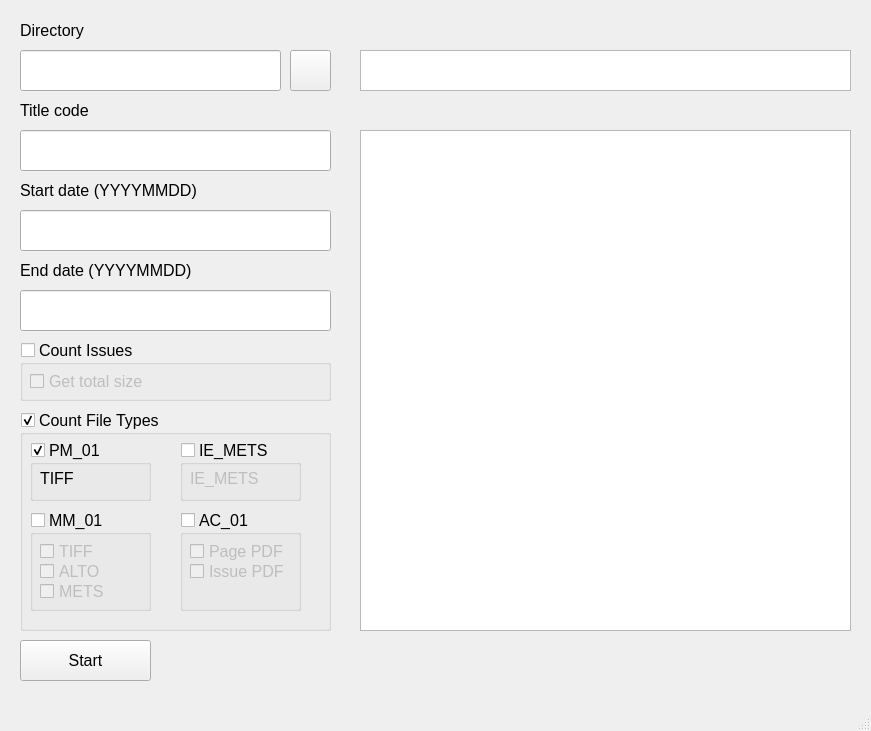
Old version of the form CoD.ui in the repository NLNZDigitalPreservation/paperspast_file_counter.
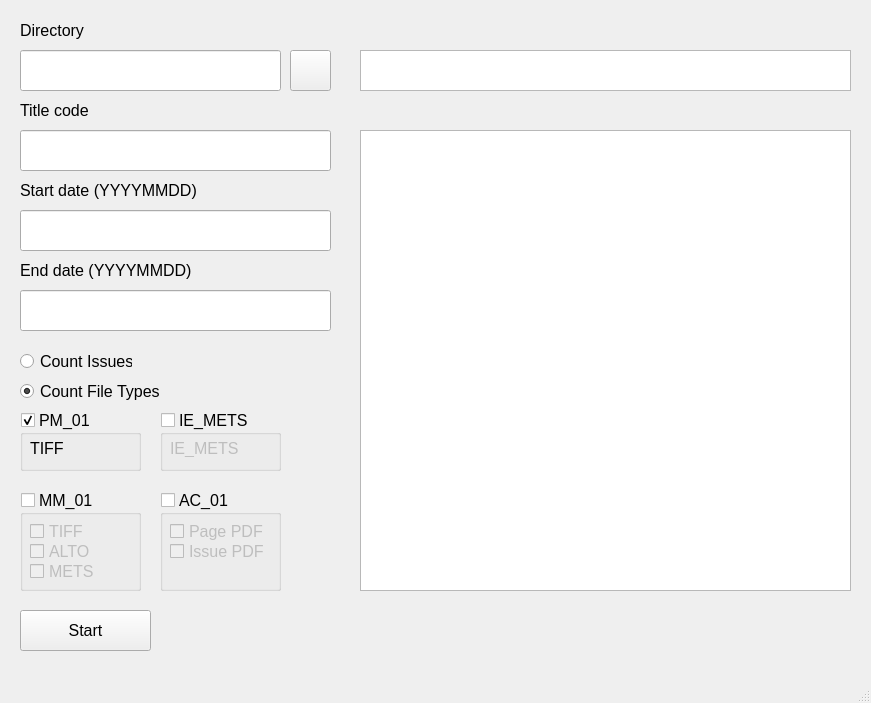
New version of the form.

Commit message: Revert to issue count with no size

What changed in the file:
```diff
--- a/CoD.ui
+++ b/CoD.ui
@@ -7,7 +7,7 @@
     <x>0</x>
     <y>0</y>
     <width>871</width>
-    <height>731</height>
+    <height>703</height>
    </rect>
   </property>
   <property name="windowTitle">
@@ -135,7 +135,7 @@
       <x>360</x>
       <y>130</y>
       <width>491</width>
-      <height>501</height>
+      <height>461</height>
      </rect>
     </property>
     <property name="font">
@@ -208,13 +208,13 @@
      </font>
     </property>
    </widget>
-   <widget class="QGroupBox" name="issue_group">
+   <widget class="QPushButton" name="start_button">
     <property name="geometry">
      <rect>
       <x>20</x>
-      <y>340</y>
-      <width>311</width>
-      <height>61</height>
+      <y>610</y>
+      <width>131</width>
+      <height>41</height>
      </rect>
     </property>
     <property name="font">
@@ -222,59 +222,36 @@
       <pointsize>12</pointsize>
      </font>
     </property>
-    <property name="title">
+    <property name="text">
+     <string>Start</string>
+    </property>
+   </widget>
+   <widget class="QRadioButton" name="issues_radio">
+    <property name="geometry">
+     <rect>
+      <x>20</x>
+      <y>350</y>
+      <width>112</width>
+      <height>23</height>
+     </rect>
+    </property>
+    <property name="font">
+     <font>
+      <pointsize>12</pointsize>
+     </font>
+    </property>
+    <property name="text">
      <string>Count Issues</string>
     </property>
-    <property name="checkable">
-     <bool>true</bool>
-    </property>
     <property name="checked">
      <bool>false</bool>
     </property>
-    <widget class="QCheckBox" name="size_check">
-     <property name="geometry">
-      <rect>
-       <x>10</x>
-       <y>30</y>
-       <width>221</width>
-       <height>23</height>
-      </rect>
-     </property>
-     <property name="font">
-      <font>
-       <pointsize>12</pointsize>
-      </font>
-     </property>
-     <property name="text">
-      <string>Get total size</string>
-     </property>
-    </widget>
-   </widget>
-   <widget class="QGroupBox" name="file_group">
-    <property name="geometry">
-     <rect>
-      <x>20</x>
-      <y>410</y>
-      <width>311</width>
-      <height>221</height>
-     </rect>
-    </property>
-    <property name="font">
-     <font>
-      <pointsize>12</pointsize>
-     </font>
-    </property>
-    <property name="title">
-     <string>Count File Types</string>
-    </property>
-    <property name="checkable">
-     <bool>true</bool>
-    </property>
+   </widget>
     <widget class="QGroupBox" name="ie_mets_group">
      <property name="geometry">
       <rect>
        <x>160</x>
-       <y>30</y>
+      <y>410</y>
        <width>121</width>
        <height>61</height>
       </rect>
@@ -307,43 +284,6 @@
       </property>
      </widget>
     </widget>
-    <widget class="QGroupBox" name="pm_group">
-     <property name="geometry">
-      <rect>
-       <x>10</x>
-       <y>30</y>
-       <width>121</width>
-       <height>61</height>
-      </rect>
-     </property>
-     <property name="font">
-      <font>
-       <pointsize>12</pointsize>
-      </font>
-     </property>
-     <property name="title">
-      <string>PM_01</string>
-     </property>
-     <property name="checkable">
-      <bool>true</bool>
-     </property>
-     <property name="checked">
-      <bool>true</bool>
-     </property>
-     <widget class="QLabel" name="label">
-      <property name="geometry">
-       <rect>
-        <x>10</x>
-        <y>30</y>
-        <width>67</width>
-        <height>16</height>
-       </rect>
-      </property>
-      <property name="text">
-       <string>TIFF</string>
-      </property>
-     </widget>
-    </widget>
     <widget class="QGroupBox" name="ac_group">
      <property name="enabled">
       <bool>true</bool>
@@ -351,7 +291,7 @@
      <property name="geometry">
       <rect>
        <x>160</x>
-       <y>100</y>
+      <y>490</y>
        <width>121</width>
        <height>101</height>
       </rect>
@@ -400,11 +340,48 @@
       </property>
      </widget>
     </widget>
+   <widget class="QGroupBox" name="pm_group">
+    <property name="geometry">
+     <rect>
+      <x>20</x>
+      <y>410</y>
+      <width>121</width>
+      <height>61</height>
+     </rect>
+    </property>
+    <property name="font">
+     <font>
+      <pointsize>12</pointsize>
+     </font>
+    </property>
+    <property name="title">
+     <string>PM_01</string>
+    </property>
+    <property name="checkable">
+     <bool>true</bool>
+    </property>
+    <property name="checked">
+     <bool>true</bool>
+    </property>
+    <widget class="QLabel" name="label">
+     <property name="geometry">
+      <rect>
+       <x>10</x>
+       <y>30</y>
+       <width>67</width>
+       <height>16</height>
+      </rect>
+     </property>
+     <property name="text">
+      <string>TIFF</string>
+     </property>
+    </widget>
+   </widget>
     <widget class="QGroupBox" name="mm_group">
      <property name="geometry">
       <rect>
-       <x>10</x>
-       <y>100</y>
+      <x>20</x>
+      <y>490</y>
        <width>121</width>
        <height>101</height>
       </rect>
@@ -466,14 +443,13 @@
       </property>
      </widget>
     </widget>
-   </widget>
-   <widget class="QPushButton" name="start_button">
+   <widget class="QRadioButton" name="files_radio">
     <property name="geometry">
      <rect>
       <x>20</x>
-      <y>640</y>
-      <width>131</width>
-      <height>41</height>
+      <y>380</y>
+      <width>201</width>
+      <height>23</height>
      </rect>
     </property>
     <property name="font">
@@ -482,7 +458,10 @@
      </font>
     </property>
     <property name="text">
-     <string>Start</string>
+     <string>Count File Types</string>
+    </property>
+    <property name="checked">
+     <bool>true</bool>
     </property>
    </widget>
   </widget>
```
Lines whose indentation alone changed are shown as unchanged. The commit also changes 2 other files.
